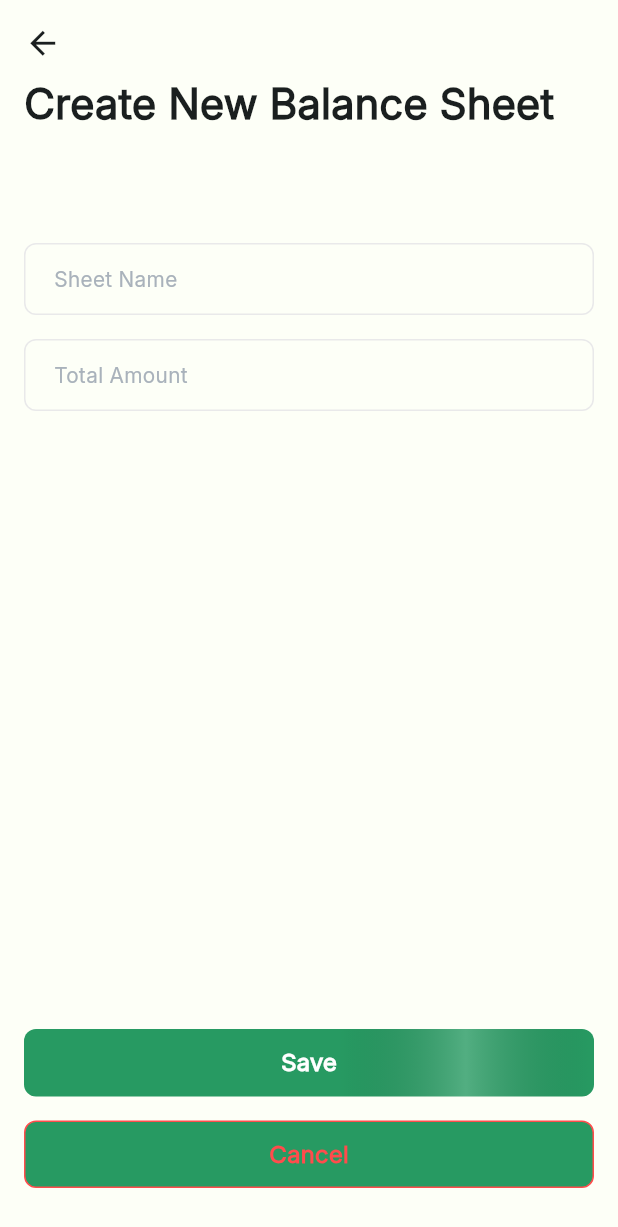
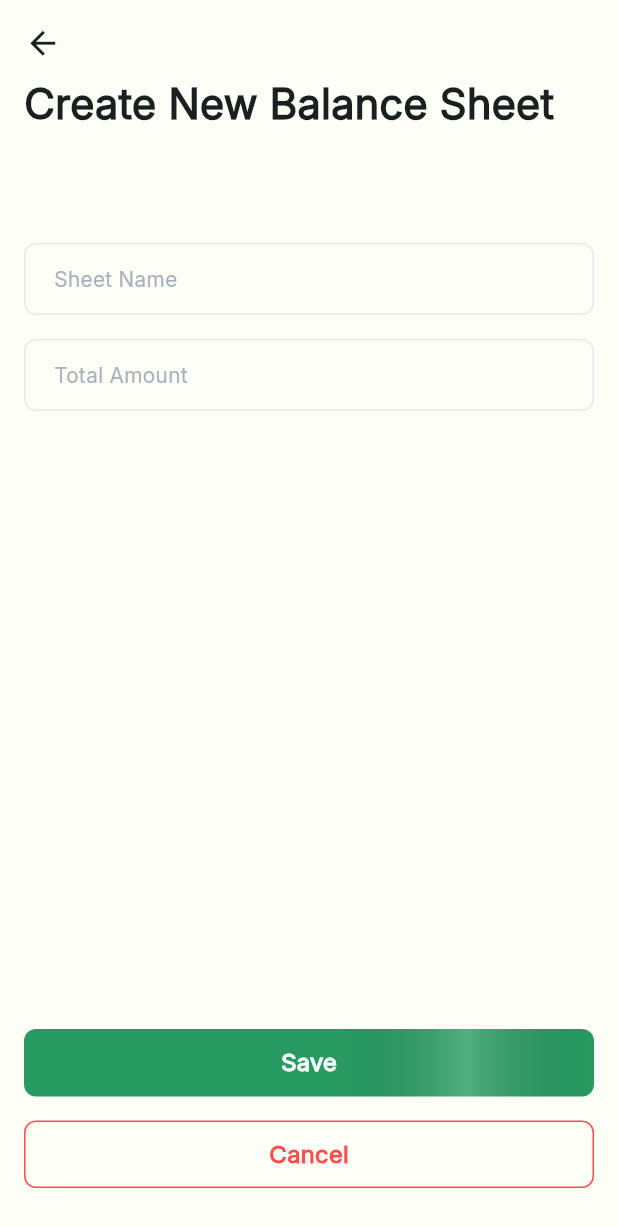
Before and after one commit to obialohenry/spent, a Flutter app: the screen it shows after launch, after a tap on "Get Started", after a tap on the "arrow upward" icon, on a phone screen of 412 x 824 dp. Shown: the top 1227 px of the screen. Run offline on Flutter 3.47's test engine with Material 3 defaults, Android fonts, the phone set to English and light mode, and no system bars; our stand-ins replace flutter_svg.

Commit message:
refactor:SpentButtonMain widget to take in a nullable color property

```diff
--- a/lib/view/components/button.dart
+++ b/lib/view/components/button.dart
@@ -47,7 +47,7 @@ class SpentButtonMain extends StatelessWidget {
         width: width,
         padding: padding,
         decoration: BoxDecoration(
-            color: color ?? SpentColors.kPrimary,
+          color: color,
 
             /// This line of code is setting the background color of the button. It checks the value of the
             /// `buttonState` parameter and if it is equal to `ButtonState.disabled`, it sets the color to
--- a/lib/view/screens/dashboard/create_new_balance_sheet_screen.dart
+++ b/lib/view/screens/dashboard/create_new_balance_sheet_screen.dart
@@ -46,6 +46,7 @@ class _CreateNewBalanceSheetScreenState extends State<CreateNewBalanceSheetScree
                   child: SpentButtonMain(
                     text: SpentStrings.btnSave,
                     borderRadius: 8,
+                    color: SpentColors.kPrimary,
                     fontSize: 16,
                     fontWeight: FontWeight.w600,
                     onPressed: () {
--- a/lib/view/screens/onboarding/onboarding_screen.dart
+++ b/lib/view/screens/onboarding/onboarding_screen.dart
@@ -62,6 +62,7 @@ class _OnboardingScreenState extends State<OnboardingScreen> with SingleTickerPr
                       child: SpentButtonMain(
                         text: SpentStrings.btnGetStarted,
                         borderRadius: 8,
+                        color: SpentColors.kPrimary,
                         fontSize: 16,
                         fontWeight: FontWeight.w600,
                         onPressed: () {
```
